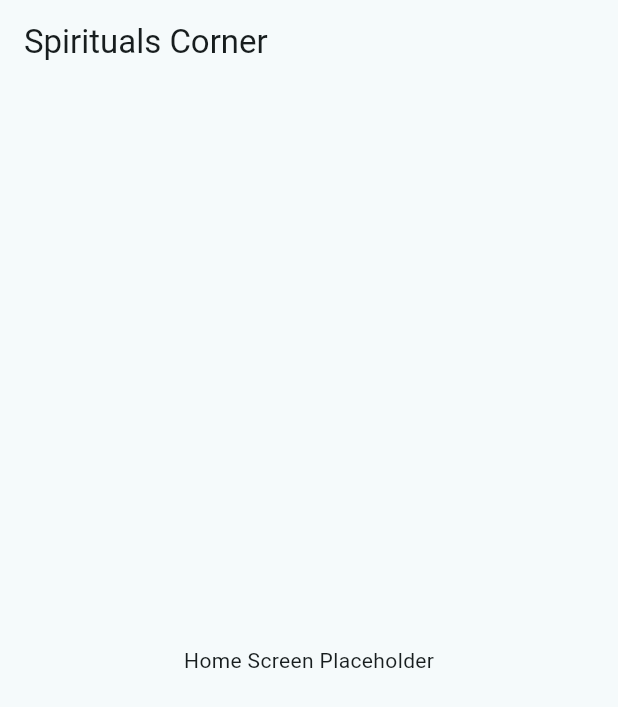
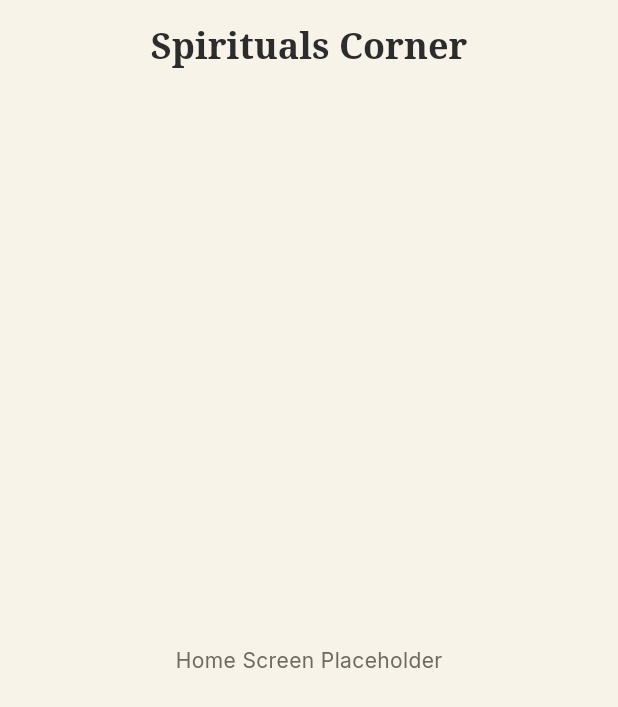
Before and after one commit to vtproduction/spiritual-corner, a Flutter app: the screen it shows after launch, on a phone screen of 412 x 824 dp. Shown: the top 707 px of the screen. Run offline on Flutter 3.47's test engine with Material 3 defaults, Android fonts, the phone set to English and light mode, and no system bars; our stand-ins replace flutter_riverpod, go_router, google_fonts.

Commit message:
feat: Implement a custom theme system by defining app colors, spacing, and typography.

```diff
--- /dev/null
+++ b/spiritual_app/lib/core/theme/app_colors.dart
@@ -0,0 +1,19 @@
+import 'package:flutter/material.dart';
+
+class AppColors {
+  // Backgrounds
+  static const Color ivory = Color(0xFFF7F3E9);
+  static const Color warmPaper = Color(0xFFF1EBDC);
+
+  // Typography
+  static const Color textPrimary = Color(0xFF2C2C2C);
+  static const Color textSecondary = Color(0xFF6E6A63);
+
+  // Accents
+  static const Color templeRed = Color(0xFF9F2F2F);
+  static const Color gold = Color(0xFFC89B3C);
+
+  // Utility
+  static const Color white = Colors.white;
+  static const Color transparent = Colors.transparent;
+}
--- /dev/null
+++ b/spiritual_app/lib/core/theme/app_spacing.dart
@@ -0,0 +1,19 @@
+import 'package:flutter/material.dart';
+
+class AppSpacing {
+  // Raw spacing values
+  static const double p4 = 4.0;
+  static const double p8 = 8.0;
+  static const double p16 = 16.0;
+  static const double p24 = 24.0;
+  static const double p32 = 32.0;
+  static const double p48 = 48.0;
+
+  // SizedBox extensions for UI padding
+  static const SizedBox gap4 = SizedBox(width: p4, height: p4);
+  static const SizedBox gap8 = SizedBox(width: p8, height: p8);
+  static const SizedBox gap16 = SizedBox(width: p16, height: p16);
+  static const SizedBox gap24 = SizedBox(width: p24, height: p24);
+  static const SizedBox gap32 = SizedBox(width: p32, height: p32);
+  static const SizedBox gap48 = SizedBox(width: p48, height: p48);
+}
--- /dev/null
+++ b/spiritual_app/lib/core/theme/app_theme.dart
@@ -0,0 +1,61 @@
+import 'package:flutter/material.dart';
+import 'app_colors.dart';
+import 'app_typography.dart';
+import 'app_spacing.dart';
+
+class AppTheme {
+  static ThemeData get lightTheme {
+    return ThemeData(
+      useMaterial3: true,
+      scaffoldBackgroundColor: AppColors.ivory,
+      colorScheme: const ColorScheme.light(
+        primary: AppColors.templeRed,
+        secondary: AppColors.gold,
+        surface: AppColors.ivory,
+        onSurface: AppColors.textPrimary,
+      ),
+      appBarTheme: AppBarTheme(
+        backgroundColor: AppColors.ivory,
+        elevation: 0,
+        scrolledUnderElevation: 0,
+        centerTitle: true,
+        iconTheme: const IconThemeData(color: AppColors.textPrimary),
+        titleTextStyle: AppTypography.title,
+      ),
+      cardTheme: CardThemeData(
+        color: AppColors.warmPaper,
+        elevation: 0,
+        margin: EdgeInsets.zero,
+        shape: RoundedRectangleBorder(
+          borderRadius: BorderRadius.circular(12),
+        ),
+      ),
+      bottomNavigationBarTheme: BottomNavigationBarThemeData(
+        backgroundColor: AppColors.ivory,
+        elevation: 0,
+        selectedItemColor: AppColors.templeRed,
+        unselectedItemColor: AppColors.textSecondary,
+        selectedLabelStyle: AppTypography.caption.copyWith(
+          color: AppColors.templeRed,
+          fontWeight: FontWeight.w600,
+        ),
+        unselectedLabelStyle: AppTypography.caption,
+        type: BottomNavigationBarType.fixed,
+      ),
+      listTileTheme: const ListTileThemeData(
+        contentPadding: EdgeInsets.symmetric(
+          horizontal: AppSpacing.p16,
+          vertical: AppSpacing.p8,
+        ),
+      ),
+      textTheme: TextTheme(
+        displayLarge: AppTypography.hero,
+        titleLarge: AppTypography.title,
+        titleMedium: AppTypography.section,
+        bodyLarge: AppTypography.body,
+        bodyMedium: AppTypography.small,
+        labelSmall: AppTypography.caption,
+      ),
+    );
+  }
+}
--- /dev/null
+++ b/spiritual_app/lib/core/theme/app_typography.dart
@@ -0,0 +1,51 @@
+import 'package:flutter/material.dart';
+import 'package:google_fonts/google_fonts.dart';
+import 'app_colors.dart';
+
+class AppTypography {
+  // Primary Font: Noto Serif (Traditional, Spiritual)
+  static TextStyle get _primary => GoogleFonts.notoSerif(
+        color: AppColors.textPrimary,
+        height: 1.5,
+      );
+
+  // Secondary Font: Inter (UI Utility, Dates, Menus)
+  static TextStyle get _secondary => GoogleFonts.inter(
+        color: AppColors.textPrimary,
+        height: 1.3,
+      );
+
+  // Text Styles Scale
+  static TextStyle get hero => _primary.copyWith(
+        fontSize: 32,
+        fontWeight: FontWeight.w700,
+        height: 1.2,
+      );
+
+  static TextStyle get title => _primary.copyWith(
+        fontSize: 24,
+        fontWeight: FontWeight.w600,
+      );
+
+  static TextStyle get section => _primary.copyWith(
+        fontSize: 20,
+        fontWeight: FontWeight.w600,
+      );
+
+  static TextStyle get body => _primary.copyWith(
+        fontSize: 16,
+        fontWeight: FontWeight.w400,
+      );
+
+  static TextStyle get small => _secondary.copyWith(
+        fontSize: 14,
+        fontWeight: FontWeight.w400,
+        color: AppColors.textSecondary,
+      );
+
+  static TextStyle get caption => _secondary.copyWith(
+        fontSize: 12,
+        fontWeight: FontWeight.w500,
+        color: AppColors.textSecondary,
+      );
+}
--- a/spiritual_app/lib/main.dart
+++ b/spiritual_app/lib/main.dart
@@ -1,5 +1,6 @@
 import 'package:flutter/material.dart';
 import 'package:flutter_riverpod/flutter_riverpod.dart';
+import 'core/theme/app_theme.dart';
 import 'presentation/routing/app_router.dart';
 
 void main() {
@@ -17,20 +18,7 @@ class SpiritualsCornerApp extends StatelessWidget {
   Widget build(BuildContext context) {
     return MaterialApp.router(
       title: 'Spirituals Corner',
-      theme: ThemeData(
-        colorScheme: ColorScheme.fromSeed(
-          seedColor: Colors.grey, // Neutral colors
-          brightness: Brightness.light,
-        ),
-        useMaterial3: true,
-      ),
-      darkTheme: ThemeData(
-        colorScheme: ColorScheme.fromSeed(
-          seedColor: Colors.grey,
-          brightness: Brightness.dark,
-        ),
-        useMaterial3: true,
-      ),
+      theme: AppTheme.lightTheme,
       routerConfig: appRouter,
     );
   }
```
Also changed, not shown: 2 other files.
